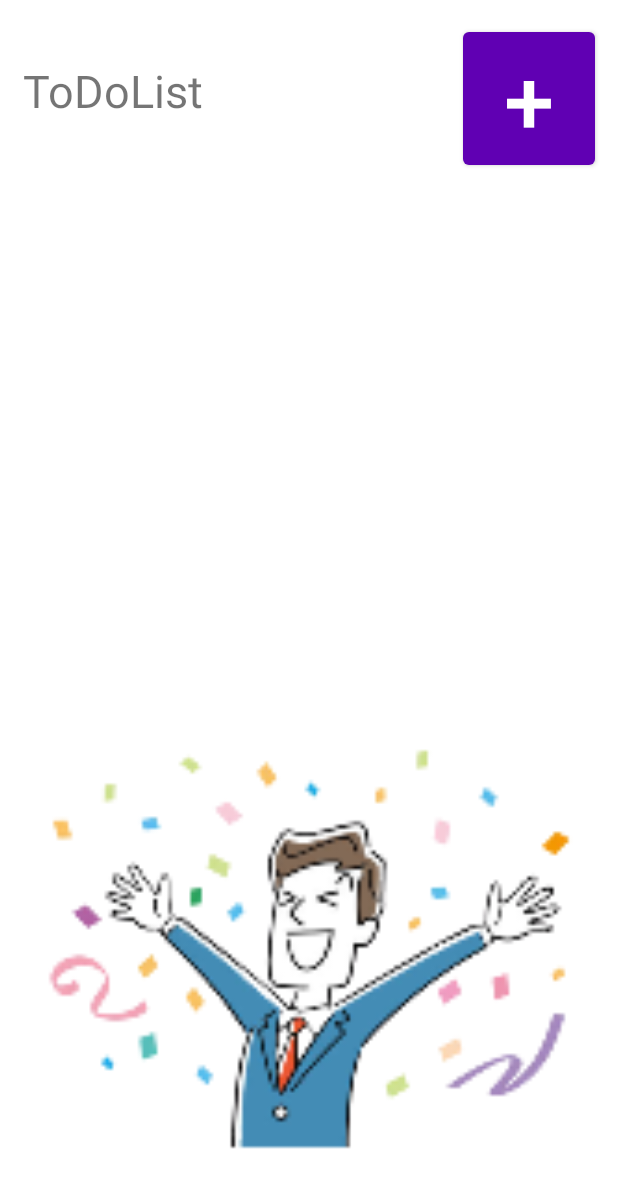
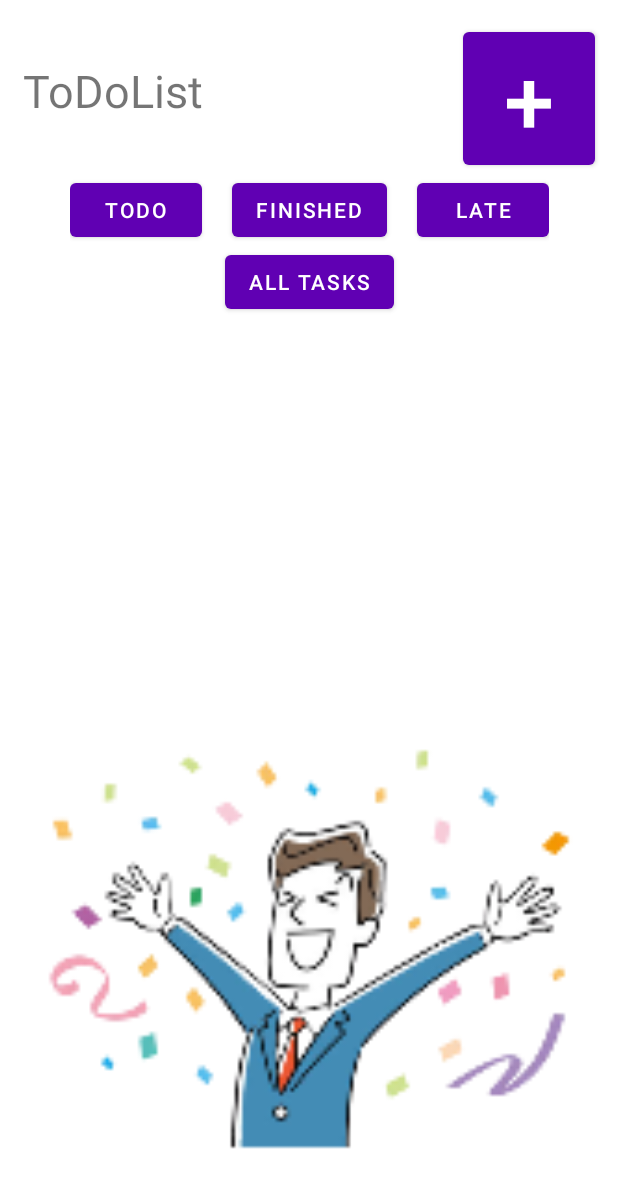
Before and after one commit to YlianF/ToDoList, an Android app: the screen it shows after launch (MainActivity), on a phone screen of 412 x 824 dp. Shown: the top 1188 px of the screen. Run offline under Robolectric (Android 15) with nearby library versions, the phone set to English and light mode, and no system bars.

Commit message:
task sort and refactor code

```diff
--- a/app/src/main/java/com/example/todolist/AddTask.kt
+++ b/app/src/main/java/com/example/todolist/AddTask.kt
@@ -48,7 +48,7 @@ class AddTask : AppCompatActivity() {
             val id = 0
             val title: TextView = findViewById(R.id.title)
             val date: DatePicker = findViewById(R.id.datePicker)
-            val state = "en cours"
+            val state = "todo"
             if (istaskdate && title.text.toString() != "") {
                 val deadline = date.dayOfMonth.toString() + "-" + (date.month+1).toString() + "-" +date.year.toString()
                 databaseHandler.addTask(Task(id,title.text.toString(), state, deadline))
--- a/app/src/main/java/com/example/todolist/MainActivity.kt
+++ b/app/src/main/java/com/example/todolist/MainActivity.kt
@@ -11,7 +11,6 @@ import androidx.core.view.isVisible
 import com.example.todolist.adapter.TaskAdapter
 import com.example.todolist.classes.Task
 import com.example.todolist.handler.DatabaseHandler
-import com.google.android.material.chip.ChipGroup
 import java.text.SimpleDateFormat
 import java.util.*
 import java.util.concurrent.TimeUnit
@@ -21,29 +20,47 @@ class MainActivity : AppCompatActivity() {
         super.onCreate(savedInstanceState)
         setContentView(R.layout.activity_main)
 
-        val btn: Button = findViewById(R.id.addButton)
-        val chipgrp: ChipGroup = findViewById(R.id.chips)
+        val btnadd: Button = findViewById(R.id.addButton)
 
-        btn.setOnClickListener {
+        val btntodo: Button = findViewById(R.id.btn1)
+        val btnlate: Button = findViewById(R.id.btn3)
+        val btnfinished: Button = findViewById(R.id.btn2)
+        val btnall: Button = findViewById(R.id.btn4)
+
+        //go to add task page
+        btnadd.setOnClickListener {
             val intent = Intent(this@MainActivity, AddTask::class.java)
             startActivity(intent)
         }
 
-        val taskArray = viewRecord()
+        //view task when main page is loading
+        val taskArray = viewRecord("")
 
+        //making visible and invisible confettiman if there are no tasks
         val image: ImageView = findViewById(R.id.imageView)
         image.isVisible = taskArray.isEmpty()
 
+        //all listeners for sorting tasks :
+        btnall.setOnClickListener() {
+            viewRecord("")
+        }
+        btntodo.setOnClickListener() {
+            viewRecord("todo")
+        }
+        btnlate.setOnClickListener() {
+            viewRecord("late")
+        }
+        btnfinished.setOnClickListener() {
+            viewRecord("finished")
+        }
 
     }
 
-    private fun viewRecord(): List<Task> {
+    private fun viewRecord(state: String): List<Task> {
 
         val databaseHandler = DatabaseHandler(this)
 
-        val taskArray: List<Task> = databaseHandler.viewTask()
-
-
+        val taskArray: List<Task> = databaseHandler.viewTask(state)
 
         val taskArrayId = Array(taskArray.size){"0"}
         val taskArrayTitle = Array(taskArray.size){"null"}
@@ -60,8 +77,8 @@ class MainActivity : AppCompatActivity() {
                 val dateFormated = taskArrayDeadline[index]
                 val dateFormat = SimpleDateFormat("dd-MM-yyyy")
                 val minutesDifference = TimeUnit.MINUTES.convert((dateFormat.parse(dateFormated).time - Date().time), TimeUnit.MILLISECONDS)
-                if (taskArrayState[index] =="en cours" && minutesDifference < 0) {
-                    taskArrayState[index] = "en retard"
+                if (taskArrayState[index] =="todo" && minutesDifference < 0) {
+                    taskArrayState[index] = "late"
                     databaseHandler.updateState(Task(taskArrayId[index].toInt(), taskArrayTitle[index], taskArrayState[index], taskArrayDeadline[index]))
                 }
             }
@@ -69,6 +86,8 @@ class MainActivity : AppCompatActivity() {
         }
         //creating custom ArrayAdapter
         val myListAdapter = TaskAdapter(this,taskArrayId,taskArrayTitle,taskArrayState,taskArrayDeadline)
+
+
         findViewById<ListView>(R.id.layoutListV).adapter = myListAdapter
 
         return taskArray
@@ -99,14 +118,14 @@ class MainActivity : AppCompatActivity() {
                 val status = databaseHandler.updateTask(Integer.parseInt(updateId),updateTitle)
                 if(status > -1){
                     Toast.makeText(applicationContext,"title updated",Toast.LENGTH_LONG).show()
-                    viewRecord()
+                    viewRecord("")
                 }
             }else{
                 Toast.makeText(applicationContext,"error",Toast.LENGTH_LONG).show()
             }
 
         })
-        dialogBuilder.setNegativeButton("Cancel", DialogInterface.OnClickListener { dialog, which ->
+        dialogBuilder.setNegativeButton("Cancel", DialogInterface.OnClickListener { _, _ ->
             //pass
         })
         val b = dialogBuilder.create()
@@ -136,7 +155,7 @@ class MainActivity : AppCompatActivity() {
                 if(status > -1){
                     Toast.makeText(applicationContext,"Task " + Integer.parseInt(deleteId).toString() + " deleted",
                         Toast.LENGTH_LONG).show()
-                    viewRecord()
+                    viewRecord("")
                 }
             }else{
                 Toast.makeText(applicationContext,"error",Toast.LENGTH_LONG).show()
@@ -160,7 +179,7 @@ class MainActivity : AppCompatActivity() {
         val separated: List<String> = view.contentDescription.split(" ")
         val id = separated[2]
 
-        dialogBuilder.setTitle("Did you finished ?")
+        dialogBuilder.setTitle("Did you finish ?")
         dialogBuilder.setPositiveButton("Yes", DialogInterface.OnClickListener { _, _ ->
 
             //creating the instance of DatabaseHandler class
@@ -168,11 +187,11 @@ class MainActivity : AppCompatActivity() {
             val status = databaseHandler.finishTask(Integer.parseInt(id))
             if(status > -1){
                 Toast.makeText(applicationContext,"record update",Toast.LENGTH_LONG).show()
-                viewRecord()
+                viewRecord("")
             }
 
         })
-        dialogBuilder.setNegativeButton("No", DialogInterface.OnClickListener { dialog, which ->
+        dialogBuilder.setNegativeButton("No", DialogInterface.OnClickListener { _, _ ->
             //pass
         })
         val b = dialogBuilder.create()
--- a/app/src/main/java/com/example/todolist/classes/Task.kt
+++ b/app/src/main/java/com/example/todolist/classes/Task.kt
@@ -1,6 +1,4 @@
 package com.example.todolist.classes
-
-import java.util.*
 
 class Task (
     var id : Int,
--- a/app/src/main/java/com/example/todolist/handler/DatabaseHandler.kt
+++ b/app/src/main/java/com/example/todolist/handler/DatabaseHandler.kt
@@ -50,10 +50,22 @@ class DatabaseHandler(context: Context): SQLiteOpenHelper(context,DATABASE_NAME,
         db.close() // Closing database connection
         return success
     }
+
+    private fun getQueryViewTask(state: String): String {
+        val selectQuery = "SELECT * FROM $TABLE_CONTACTS"
+
+        if (state != "") {
+            return "SELECT * FROM $TABLE_CONTACTS WHERE TRIM(state) = '"+state.trim()+"'"
+        }
+        return selectQuery
+    }
     //method to read data
-    fun viewTask():List<Task>{
+    fun viewTask(state: String):List<Task>{
         val taskList:ArrayList<Task> = ArrayList()
-        val selectQuery = "SELECT * FROM $TABLE_CONTACTS"
+
+
+        val selectQuery = getQueryViewTask(state)
+
         val db = this.readableDatabase
         val cursor: Cursor?
         try{
@@ -83,7 +95,7 @@ class DatabaseHandler(context: Context): SQLiteOpenHelper(context,DATABASE_NAME,
     fun updateTask(id: Int, newTitle: String):Int{
 
         val task = Task(0, "", "", "")
-        val vt = viewTask()
+        val vt = viewTask("")
         for(i in vt){
             if (i.id == id) {
                 task.id = i.id
@@ -92,6 +104,7 @@ class DatabaseHandler(context: Context): SQLiteOpenHelper(context,DATABASE_NAME,
                 task.deadline = i.deadline
             }
         }
+
 
         val db = this.writableDatabase
         val contentValues = ContentValues()
@@ -109,12 +122,11 @@ class DatabaseHandler(context: Context): SQLiteOpenHelper(context,DATABASE_NAME,
 
     fun updateState(task: Task): Int {
 
-
         val db = this.writableDatabase
         val contentValues = ContentValues()
         contentValues.put(KEY_ID, task.id)
         contentValues.put(KEY_TITLE, task.title)
-        contentValues.put(KEY_STATE,"en retard" )
+        contentValues.put(KEY_STATE,"late" )
         contentValues.put(KEY_DEADLINE,task.deadline )
 
         // Updating Row
@@ -128,12 +140,12 @@ class DatabaseHandler(context: Context): SQLiteOpenHelper(context,DATABASE_NAME,
     fun finishTask(id: Int):Int{
 
         val task = Task(0, "", "", "")
-        val vt = viewTask()
+        val vt = viewTask("")
         for(i in vt){
             if (i.id == id) {
                 task.id = i.id
                 task.title = i.title
-                task.state = "fini"
+                task.state = "finished"
                 task.deadline = i.deadline
             }
         }
--- a/app/src/main/res/layout/activity_add_task.xml
+++ b/app/src/main/res/layout/activity_add_task.xml
@@ -55,8 +55,7 @@
 
     <EditText
         android:id="@id/title"
-        android:layout_width="match_parent"
-        android:maxWidth="480dp"
+        android:layout_width="300dp"
         android:layout_height="48dp"
         android:inputType="text"
         app:layout_constraintEnd_toEndOf="parent"
--- a/app/src/main/res/layout/activity_main.xml
+++ b/app/src/main/res/layout/activity_main.xml
@@ -39,6 +39,45 @@
         app:layout_constraintBottom_toBottomOf="parent"
         android:contentDescription="@string/mascott_confettiman"/>
 
+    <LinearLayout
+        android:id="@+id/sorts"
+        android:layout_width="wrap_content"
+        android:layout_height="wrap_content"
+        android:orientation="horizontal"
+        app:layout_constraintBottom_toTopOf="@id/btn4"
+        app:layout_constraintTop_toBottomOf="@id/addButton"
+        app:layout_constraintStart_toStartOf="parent"
+        app:layout_constraintEnd_toEndOf="parent">
+
+        <Button
+            android:id="@+id/btn1"
+            android:text="TODO"
+            android:layout_width="wrap_content"
+            android:layout_height="wrap_content" />
+        <Button
+            android:id="@+id/btn2"
+            android:text="finished"
+            android:layout_width="wrap_content"
+            android:layout_height="wrap_content"
+            android:layout_marginRight="20dp"
+            android:layout_marginLeft="20dp"/>
+        <Button
+            android:id="@+id/btn3"
+            android:text="Late"
+            android:layout_width="wrap_content"
+            android:layout_height="wrap_content" />
+
+    </LinearLayout>
+
+    <Button
+        android:id="@+id/btn4"
+        android:text="All Tasks"
+        android:layout_width="wrap_content"
+        android:layout_height="wrap_content"
+        app:layout_constraintBottom_toTopOf="@id/btn4"
+        app:layout_constraintTop_toBottomOf="@id/sorts"
+        app:layout_constraintStart_toStartOf="parent"
+        app:layout_constraintEnd_toEndOf="parent"/>
 
 
     <ListView
@@ -47,8 +86,7 @@
         android:layout_height="500dp"
         android:layout_marginStart="10dp"
         android:layout_marginEnd="10dp"
-        android:layout_marginBottom="20dp"
-        app:layout_constraintTop_toBottomOf="@id/addButton"
+        app:layout_constraintTop_toBottomOf="@id/btn4"
         app:layout_constraintEnd_toEndOf="parent"
         app:layout_constraintStart_toStartOf="parent" />
 
--- a/app/src/main/res/layout/list_item_recipe.xml
+++ b/app/src/main/res/layout/list_tasks.xml
@@ -19,7 +19,7 @@
         android:text=""
         android:textAlignment="center"
         android:onClick="updateRecord"
-        android:contentDescription="title"
+        android:contentDescription="@string/title"
         android:textSize="15sp" />
 
     <TextView
--- a/app/src/main/res/layout/update_dialog.xml
+++ b/app/src/main/res/layout/update_dialog.xml
@@ -7,9 +7,11 @@
 
     <EditText
         android:id="@+id/updateTitle"
+        android:inputType="text"
         android:layout_width="match_parent"
         android:layout_height="wrap_content"
         android:ems="10"
-        android:hint="enter the new title"/>
+        android:hint="@string/enter_the_new_title"
+        android:autofillHints="name"/>
 
 </LinearLayout>
--- a/app/src/main/res/values/strings.xml
+++ b/app/src/main/res/values/strings.xml
@@ -1,9 +1,9 @@
 <resources>
     <string name="app_name">TodoList</string>
-    <string name="task_name">Nom de la tâche</string>
+    <string name="task_name">Task name</string>
     <string name="add_task">Add task</string>
     <string name="cancel">Cancel</string>
-    <string name="finish">finish</string>
+    <string name="finish">Finish</string>
     <string name="todolist">ToDoList</string>
     <string name="plus">+</string>
     <string name="x">x</string>
@@ -11,4 +11,5 @@
     <string name="nodate">No Date</string>
     <string name="adddate">Add Date</string>
     <string name="mascott_confettiman">Mascott ConfettiMan</string>
+    <string name="enter_the_new_title">enter the new title</string>
 </resources>
```
Also changed, not shown: app/src/main/java/com/example/todolist/adapter/TaskAdapter.kt (+5 -5 lines).
